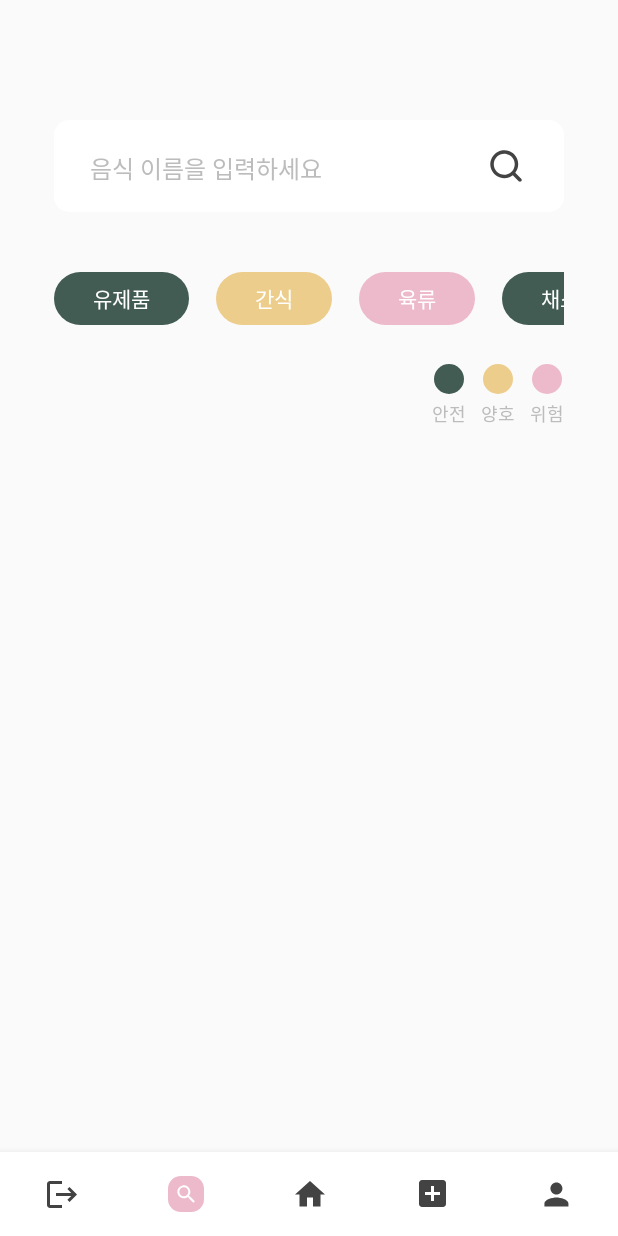
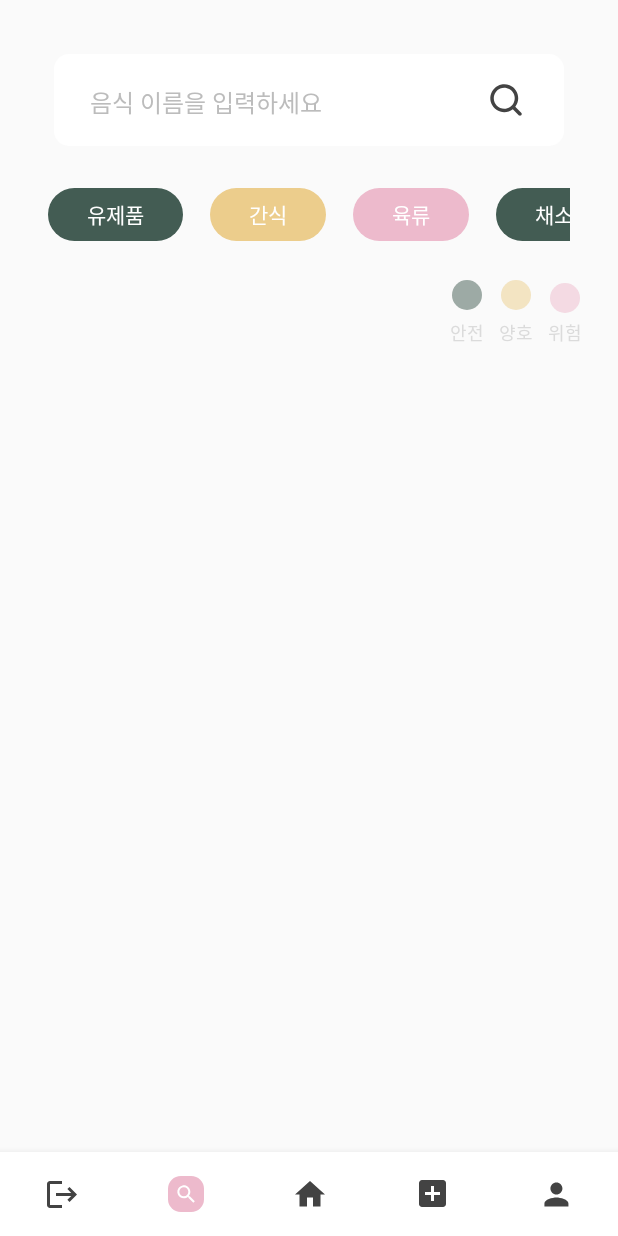
Before and after one commit to EAT-IT-DOG/Eat-It-Dog-Android-V2, an Android app: the SearchFragment screen opened through its navigation route, on a phone screen of 412 x 824 dp. Run offline under Robolectric (Android 15) with nearby library versions, the phone set to English and light mode, and no system bars; our stand-ins replace Dagger/Hilt's generated code, data binding, navigation-ui.

Commit message:
♻️:: design change

```diff
--- /dev/null
+++ b/presentation/src/main/res/drawable/transparent_circle_green.xml
@@ -0,0 +1,5 @@
+<?xml version="1.0" encoding="utf-8"?>
+<shape xmlns:android="http://schemas.android.com/apk/res/android">
+    <corners android:radius="500dp" />
+    <solid android:color="@color/transparent_green"/>
+</shape>
--- /dev/null
+++ b/presentation/src/main/res/drawable/transparent_circle_pink.xml
@@ -0,0 +1,5 @@
+<?xml version="1.0" encoding="utf-8"?>
+<shape xmlns:android="http://schemas.android.com/apk/res/android">
+    <corners android:radius="500dp" />
+    <solid android:color="@color/transparent_pink"/>
+</shape>
--- /dev/null
+++ b/presentation/src/main/res/drawable/transparent_circle_yellow.xml
@@ -0,0 +1,5 @@
+<?xml version="1.0" encoding="utf-8"?>
+<shape xmlns:android="http://schemas.android.com/apk/res/android">
+    <corners android:radius="500dp" />
+    <solid android:color="@color/transparent_yellow"/>
+</shape>
--- a/presentation/src/main/res/layout/fragment_home.xml
+++ b/presentation/src/main/res/layout/fragment_home.xml
@@ -24,7 +24,7 @@
             android:layout_width="match_parent"
             android:layout_height="wrap_content"
             app:layout_constraintTop_toTopOf="parent"
-            android:layout_marginTop="80dp"
+            android:layout_marginTop="36dp"
             android:layout_marginHorizontal="36dp"
             android:hint="음식 이름을 입력하세요"
             android:minWidth="0dp"
@@ -55,7 +55,7 @@
             android:layout_height="0dp"
             app:layout_constraintBottom_toBottomOf="parent"
             app:layout_constraintTop_toBottomOf="@id/food_search_et"
-            android:layout_marginTop="40dp">
+            android:layout_marginTop="28dp">
 
             <androidx.constraintlayout.widget.ConstraintLayout
                 android:layout_width="match_parent"
@@ -103,7 +103,7 @@
                     android:layout_marginHorizontal="36dp"
                     app:layout_constraintTop_toBottomOf="@id/banner_background"
                     app:layout_constraintBottom_toBottomOf="parent"
-                    android:layout_marginVertical="40dp">
+                    android:layout_marginVertical="26dp">
 
                     <LinearLayout
                         android:layout_width="match_parent"
--- a/presentation/src/main/res/layout/fragment_search.xml
+++ b/presentation/src/main/res/layout/fragment_search.xml
@@ -17,153 +17,155 @@
         android:background="@color/background_gray">
 
         <EditText
-            android:fontFamily="@font/notosanskr_regular"
-            android:includeFontPadding="false"
-            android:singleLine="true"
             android:id="@+id/food_search_et"
             android:layout_width="match_parent"
             android:layout_height="wrap_content"
             android:layout_marginHorizontal="36dp"
-            android:layout_marginTop="80dp"
+            android:layout_marginTop="36dp"
             android:background="@drawable/round_white"
+            android:fontFamily="@font/notosanskr_regular"
             android:hint="음식 이름을 입력하세요"
+            android:includeFontPadding="false"
             android:minWidth="0dp"
             android:minHeight="0dp"
             android:paddingHorizontal="24dp"
             android:paddingStart="24dp"
             android:paddingTop="20dp"
             android:paddingBottom="17dp"
+            android:singleLine="true"
             android:textColor="@color/black"
             android:textColorHint="@color/text_gray"
             android:textSize="16sp"
             app:layout_constraintTop_toTopOf="parent" />
 
         <ImageView
-            android:onClick="@{() ->vm.onClickSearch()}"
             android:id="@+id/food_search_btn"
             android:layout_width="wrap_content"
             android:layout_height="0dp"
             android:layout_marginVertical="16dp"
             android:layout_marginEnd="24dp"
             android:adjustViewBounds="true"
+            android:onClick="@{() ->vm.onClickSearch()}"
             android:src="@drawable/search_icon"
             app:layout_constraintBottom_toBottomOf="@id/food_search_et"
             app:layout_constraintEnd_toEndOf="@id/food_search_et"
             app:layout_constraintTop_toTopOf="@id/food_search_et" />
 
+        <androidx.recyclerview.widget.RecyclerView
+            android:id="@+id/rcv_category"
+            android:layout_width="match_parent"
+            android:layout_height="wrap_content"
+            android:layout_marginHorizontal="32dp"
+            android:layout_marginTop="28dp"
+            android:orientation="horizontal"
+            app:layoutManager="androidx.recyclerview.widget.LinearLayoutManager"
+            app:layout_constraintTop_toBottomOf="@id/food_search_et"
+            tools:listitem="@layout/item_category" />
+
         <androidx.core.widget.NestedScrollView
             android:layout_width="match_parent"
             android:layout_height="0dp"
-            android:layout_marginTop="40dp"
+            android:layout_marginTop="25dp"
             app:layout_constraintBottom_toBottomOf="parent"
-            app:layout_constraintTop_toBottomOf="@id/food_search_et">
+            app:layout_constraintTop_toBottomOf="@id/rcv_category">
 
             <androidx.constraintlayout.widget.ConstraintLayout
                 android:layout_width="match_parent"
                 android:layout_height="wrap_content">
 
-                <androidx.recyclerview.widget.RecyclerView
-                    android:layout_marginHorizontal="36dp"
-                    android:id="@+id/rcv_category"
-                    android:layout_width="match_parent"
-                    android:layout_height="wrap_content"
-                    android:orientation="horizontal"
-                    app:layoutManager="androidx.recyclerview.widget.LinearLayoutManager"
-                    app:layout_constraintTop_toTopOf="parent"
-                    tools:listitem="@layout/item_category" />
-
-                <ImageView
-                    android:layout_marginHorizontal="1dp"
-                    android:id="@+id/circle_good"
-                    android:layout_width="0dp"
-                    android:layout_height="wrap_content"
-                    android:src="@drawable/circle_green"
-                    android:adjustViewBounds="true"
-                    app:layout_constraintTop_toBottomOf="@id/rcv_category"
-                    app:layout_constraintEnd_toEndOf="@id/good_text"
-                    app:layout_constraintStart_toStartOf="@id/good_text"
-                    android:layout_marginTop="26dp" />
-
-                <TextView
-                    android:fontFamily="@font/notosanskr_regular"
-                    android:includeFontPadding="false"
-                    android:id="@+id/good_text"
-                    android:layout_width="wrap_content"
-                    android:layout_height="wrap_content"
-                    android:text="안전"
-                    android:textColor="@color/text_gray"
-                    app:layout_constraintTop_toBottomOf="@id/circle_danger"
-                    android:layout_marginTop="4dp"
-                    app:layout_constraintEnd_toStartOf="@id/soso_text"
-                    android:layout_marginEnd="10dp"
-                    android:textSize="12sp" />
-
-                <ImageView
-                    android:layout_marginHorizontal="1dp"
-                    android:id="@+id/circle_soso"
-                    android:layout_width="0dp"
-                    android:layout_height="wrap_content"
-                    android:src="@drawable/circle_yellow"
-                    android:adjustViewBounds="true"
-                    app:layout_constraintTop_toBottomOf="@id/rcv_category"
-                    app:layout_constraintEnd_toEndOf="@id/soso_text"
-                    app:layout_constraintStart_toStartOf="@id/soso_text"
-                    android:layout_marginTop="26dp" />
-
-                <TextView
-                    android:fontFamily="@font/notosanskr_regular"
-                    android:includeFontPadding="false"
-                    android:id="@+id/soso_text"
-                    android:layout_width="wrap_content"
-                    android:layout_height="wrap_content"
-                    android:text="양호"
-                    android:textColor="@color/text_gray"
-                    app:layout_constraintTop_toBottomOf="@id/circle_danger"
-                    android:layout_marginTop="4dp"
-                    app:layout_constraintEnd_toStartOf="@id/danger_text"
-                    android:layout_marginEnd="10dp"
-                    android:textSize="12sp" />
-
-                <ImageView
-                    android:layout_marginHorizontal="1dp"
-                    android:id="@+id/circle_danger"
-                    android:layout_width="0dp"
-                    android:layout_height="wrap_content"
-                    android:src="@drawable/circle_pink"
-                    android:adjustViewBounds="true"
-                    app:layout_constraintTop_toBottomOf="@id/rcv_category"
-                    app:layout_constraintEnd_toEndOf="@id/danger_text"
-                    app:layout_constraintStart_toStartOf="@id/danger_text"
-                    android:layout_marginTop="26dp" />
-
-                <TextView
-                    android:fontFamily="@font/notosanskr_regular"
-                    android:includeFontPadding="false"
-                    android:id="@+id/danger_text"
-                    android:layout_width="wrap_content"
-                    android:layout_height="wrap_content"
-                    android:text="위험"
-                    android:textColor="@color/text_gray"
-                    app:layout_constraintTop_toBottomOf="@id/circle_danger"
-                    android:layout_marginTop="4dp"
-                    app:layout_constraintEnd_toEndOf="@id/rcv_category"
-                    android:textSize="12sp" />
 
                 <androidx.recyclerview.widget.RecyclerView
-                    android:layout_marginHorizontal="36dp"
                     android:id="@+id/rcv_category_search"
                     android:layout_width="match_parent"
                     android:layout_height="wrap_content"
-                    app:layout_constraintTop_toBottomOf="@id/good_text"
+                    android:layout_marginHorizontal="32dp"
+                    android:orientation="vertical"
                     app:layoutManager="androidx.recyclerview.widget.LinearLayoutManager"
-                    android:layout_marginVertical="28dp"
-                    android:orientation="vertical"
                     app:layout_constraintBottom_toBottomOf="parent"
-                    tools:listitem="@layout/item_category_search"/>
+                    app:layout_constraintTop_toTopOf="parent"
+                    tools:listitem="@layout/item_category_search" />
 
 
             </androidx.constraintlayout.widget.ConstraintLayout>
         </androidx.core.widget.NestedScrollView>
+
+        <ImageView
+            android:id="@+id/circle_good"
+            android:layout_width="0dp"
+            android:layout_height="wrap_content"
+            android:layout_marginHorizontal="1dp"
+            android:layout_marginTop="26dp"
+            android:adjustViewBounds="true"
+            android:src="@drawable/transparent_circle_green"
+            app:layout_constraintEnd_toEndOf="@id/good_text"
+            app:layout_constraintStart_toStartOf="@id/good_text"
+            app:layout_constraintTop_toBottomOf="@id/rcv_category" />
+
+        <TextView
+            android:id="@+id/good_text"
+            android:layout_width="wrap_content"
+            android:layout_height="wrap_content"
+            android:layout_marginTop="4dp"
+            android:layout_marginEnd="10dp"
+            android:fontFamily="@font/notosanskr_regular"
+            android:includeFontPadding="false"
+            android:text="안전"
+            android:textColor="@color/transparent_text_gray"
+            android:textSize="12sp"
+            app:layout_constraintEnd_toStartOf="@id/soso_text"
+            app:layout_constraintTop_toBottomOf="@id/circle_danger" />
+
+        <ImageView
+            android:id="@+id/circle_soso"
+            android:layout_width="0dp"
+            android:layout_height="wrap_content"
+            android:layout_marginHorizontal="1dp"
+            android:layout_marginTop="26dp"
+            android:adjustViewBounds="true"
+            android:src="@drawable/transparent_circle_yellow"
+            app:layout_constraintEnd_toEndOf="@id/soso_text"
+            app:layout_constraintStart_toStartOf="@id/soso_text"
+            app:layout_constraintTop_toBottomOf="@id/rcv_category" />
+
+        <TextView
+            android:id="@+id/soso_text"
+            android:layout_width="wrap_content"
+            android:layout_height="wrap_content"
+            android:layout_marginTop="4dp"
+            android:layout_marginEnd="10dp"
+            android:fontFamily="@font/notosanskr_regular"
+            android:includeFontPadding="false"
+            android:text="양호"
+            android:textColor="@color/transparent_text_gray"
+            android:textSize="12sp"
+            app:layout_constraintEnd_toStartOf="@id/danger_text"
+            app:layout_constraintTop_toBottomOf="@id/circle_danger" />
+
+        <ImageView
+            android:id="@+id/circle_danger"
+            android:layout_width="0dp"
+            android:layout_height="wrap_content"
+            android:layout_marginHorizontal="1dp"
+            android:layout_marginTop="28dp"
+            android:adjustViewBounds="true"
+            android:src="@drawable/transparent_circle_pink"
+            app:layout_constraintEnd_toEndOf="@id/danger_text"
+            app:layout_constraintStart_toStartOf="@id/danger_text"
+            app:layout_constraintTop_toBottomOf="@id/rcv_category" />
+
+        <TextView
+            android:id="@+id/danger_text"
+            android:layout_width="wrap_content"
+            android:layout_height="wrap_content"
+            android:layout_marginTop="4dp"
+            android:layout_marginEnd="24dp"
+            android:fontFamily="@font/notosanskr_regular"
+            android:includeFontPadding="false"
+            android:text="위험"
+            android:textColor="@color/transparent_text_gray"
+            android:textSize="12sp"
+            app:layout_constraintEnd_toEndOf="parent"
+            app:layout_constraintTop_toBottomOf="@id/circle_danger" />
     </androidx.constraintlayout.widget.ConstraintLayout>
 
 
--- a/presentation/src/main/res/values-night/themes.xml
+++ b/presentation/src/main/res/values-night/themes.xml
@@ -1,16 +1,10 @@
 <resources>
     <!-- Base application theme. -->
     <style name="Theme.EatItDog" parent="Theme.MaterialComponents.DayNight.NoActionBar">
-        <!-- Primary brand color. -->
-        <item name="colorPrimary">@color/purple_500</item>
-        <item name="colorPrimaryVariant">@color/purple_700</item>
-        <item name="colorOnPrimary">@color/white</item>
-        <!-- Secondary brand color. -->
-        <item name="colorSecondary">@color/teal_200</item>
-        <item name="colorSecondaryVariant">@color/teal_700</item>
         <item name="colorOnSecondary">@color/black</item>
         <!-- Status bar color. -->
-        <item name="android:statusBarColor">@color/white</item>
+        <item name="android:statusBarColor">@color/background_gray</item>
         <!-- Customize your theme here. -->
+        <item name="android:windowLightStatusBar">true</item>
     </style>
 </resources>
--- a/presentation/src/main/res/values/colors.xml
+++ b/presentation/src/main/res/values/colors.xml
@@ -13,4 +13,8 @@
     <color name="pink">#EDBACC</color>
     <color name="green">#435C53</color>
     <color name="yellow">#ECCD8C</color>
+    <color name="transparent_pink">#82EDBACC</color>
+    <color name="transparent_green">#82435C53</color>
+    <color name="transparent_yellow">#82ECCD8C</color>
+    <color name="transparent_text_gray">#82BCBCBC</color>
 </resources>
--- a/presentation/src/main/res/values/themes.xml
+++ b/presentation/src/main/res/values/themes.xml
@@ -1,16 +1,11 @@
 <resources>
     <!-- Base application theme. -->
     <style name="Theme.EatItDog" parent="Theme.MaterialComponents.DayNight.NoActionBar">
-        <!-- Primary brand color. -->
-        <item name="colorPrimary">@color/purple_500</item>
-        <item name="colorPrimaryVariant">@color/purple_700</item>
-        <item name="colorOnPrimary">@color/white</item>
-        <!-- Secondary brand color. -->
-        <item name="colorSecondary">@color/teal_200</item>
-        <item name="colorSecondaryVariant">@color/teal_700</item>
+
         <item name="colorOnSecondary">@color/black</item>
         <!-- Status bar color. -->
-        <item name="android:statusBarColor">@color/white</item>
+        <item name="android:statusBarColor">@color/background_gray</item>
         <!-- Customize your theme here. -->
+        <item name="android:windowLightStatusBar">true</item>
     </style>
 </resources>
```
Also changed, not shown: presentation/src/main/res/drawable/source_icon.xml (added, +9 -0 lines), presentation/src/main/res/layout/activity_result.xml (+45 -36 lines), presentation/src/main/res/layout/fragment_my_info.xml (+57 -7 lines).
